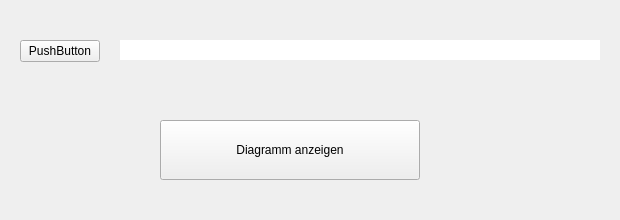
This is Control/openfilewindow.ui in Foliran/Jc_Messprogramm as Qt 5 draws it before an edit. The edited form follows.
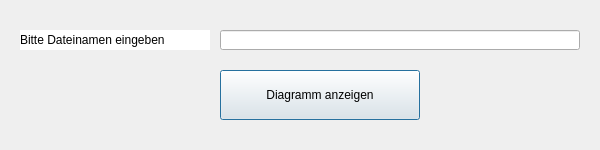
This is the edited form.

Commit message: started with openFileWindow

Diff of the .ui file:
```diff
--- a/Control/openfilewindow.ui
+++ b/Control/openfilewindow.ui
@@ -1,51 +1,47 @@
 <?xml version="1.0" encoding="UTF-8"?>
 <ui version="4.0">
  <class>OpenFileWindow</class>
- <widget class="QMainWindow" name="OpenFileWindow">
+ <widget class="QDialog" name="OpenFileWindow">
   <property name="geometry">
    <rect>
     <x>0</x>
     <y>0</y>
-    <width>620</width>
-    <height>220</height>
+    <width>600</width>
+    <height>150</height>
    </rect>
   </property>
   <property name="windowTitle">
    <string>MainWindow</string>
   </property>
-  <widget class="QWidget" name="centralwidget">
-   <widget class="QPushButton" name="TextSucher">
+  <widget class="QPushButton" name="openFile">
     <property name="geometry">
      <rect>
-      <x>20</x>
-      <y>40</y>
-      <width>80</width>
-      <height>22</height>
-     </rect>
-    </property>
-    <property name="text">
-     <string>PushButton</string>
-    </property>
-   </widget>
-   <widget class="QPushButton" name="DialogOpen">
-    <property name="geometry">
-     <rect>
-      <x>160</x>
-      <y>120</y>
-      <width>260</width>
-      <height>60</height>
+     <x>220</x>
+     <y>70</y>
+     <width>200</width>
+     <height>50</height>
      </rect>
     </property>
     <property name="text">
      <string>Diagramm anzeigen</string>
     </property>
    </widget>
+  <widget class="QLineEdit" name="insertFilename">
+   <property name="geometry">
+    <rect>
+     <x>220</x>
+     <y>30</y>
+     <width>360</width>
+     <height>20</height>
+    </rect>
+   </property>
+  </widget>
    <widget class="QLabel" name="label">
     <property name="geometry">
      <rect>
-      <x>120</x>
-      <y>40</y>
-      <width>480</width>
+     <x>20</x>
+     <y>30</y>
+     <width>190</width>
       <height>20</height>
      </rect>
     </property>
@@ -53,9 +49,8 @@
      <string notr="true">background-color: rgb(255, 255, 255);</string>
     </property>
     <property name="text">
-     <string/>
-    </property>
-   </widget>
+    <string>Bitte Dateinamen eingeben</string>
+   </property>
   </widget>
  </widget>
  <resources/>
```
Left out of the diff: 5 changed lines with no effect on the pictures. Lines whose indentation alone changed are shown as unchanged. The commit also changes 8 other files.
